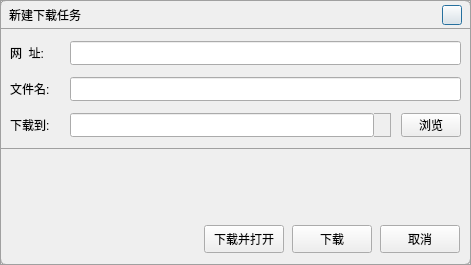
First picture: the form in VideoPlayer/browser/NewWork.ui, repository huizhang556/pc-video-player, before the edit.
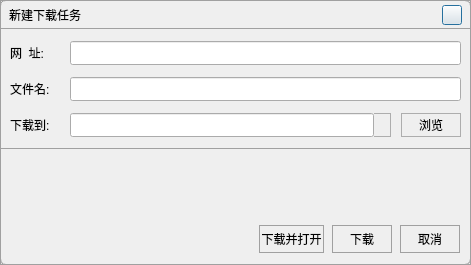
Second picture: the form after the edit. Icons and pictures are not drawn.

Diff of the .ui file:
```diff
--- a/VideoPlayer/browser/NewWork.ui
+++ b/VideoPlayer/browser/NewWork.ui
@@ -393,6 +393,12 @@
                    <height>24</height>
                   </size>
                  </property>
+                 <property name="styleSheet">
+                  <string notr="true">QPushButton
+{
+border:1px solid #adadad;
+}</string>
+                 </property>
                  <property name="text">
                   <string>浏览</string>
                  </property>
@@ -458,6 +464,15 @@
 border-radius:0px;
 border-bottom-left-radius:5px;
 border-bottom-right-radius:5px;
+}
+
+QPushButton
+{
+border: 1px solid #a0a0a0;
+}
+QPushButton:hover
+{
+color: #ff4600;
 }</string>
           </property>
           <layout class="QHBoxLayout" name="horizontalLayout_6">
@@ -498,7 +513,7 @@
               <widget class="QPushButton" name="pushButton_dlandopen">
                <property name="minimumSize">
                 <size>
-                 <width>0</width>
+                 <width>65</width>
                  <height>28</height>
                 </size>
                </property>
@@ -520,7 +535,7 @@
               <widget class="QPushButton" name="pushButton_download">
                <property name="minimumSize">
                 <size>
-                 <width>0</width>
+                 <width>60</width>
                  <height>28</height>
                 </size>
                </property>
@@ -542,7 +557,7 @@
               <widget class="QPushButton" name="pushButton_cancel">
                <property name="minimumSize">
                 <size>
-                 <width>0</width>
+                 <width>60</width>
                  <height>28</height>
                 </size>
                </property>
```
